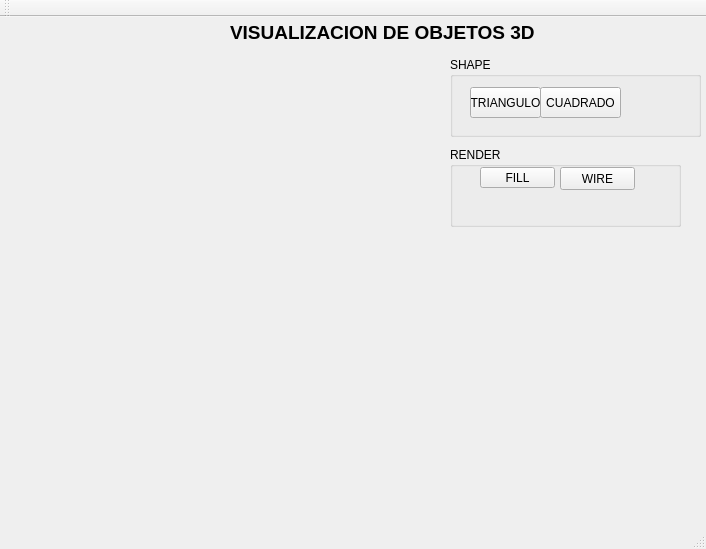
Above: ProyectoVisualizacion3D/ProyectoVisualizacion3D.ui from katriel18/ProyectoVisualizacion3D before the change. Below: the same form after it.
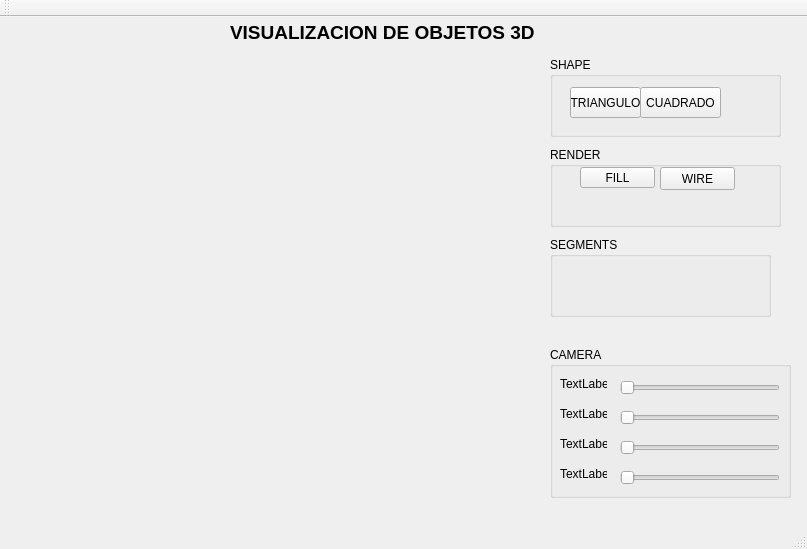
That is the form after the change.

Commit message: botones agregados

Diff of the .ui file:
```diff
--- a/ProyectoVisualizacion3D/ProyectoVisualizacion3D.ui
+++ b/ProyectoVisualizacion3D/ProyectoVisualizacion3D.ui
@@ -6,7 +6,7 @@
    <rect>
     <x>0</x>
     <y>0</y>
-    <width>706</width>
+    <width>807</width>
     <height>549</height>
    </rect>
   </property>
@@ -39,7 +39,7 @@
      <rect>
       <x>10</x>
       <y>40</y>
-      <width>431</width>
+      <width>521</width>
       <height>451</height>
      </rect>
     </property>
@@ -48,9 +48,9 @@
    <widget class="QGroupBox" name="groupBox">
     <property name="geometry">
      <rect>
-      <x>450</x>
+      <x>550</x>
       <y>40</y>
-      <width>251</width>
+      <width>231</width>
       <height>80</height>
      </rect>
     </property>
@@ -87,7 +87,7 @@
    <widget class="QGroupBox" name="groupBox_2">
     <property name="geometry">
      <rect>
-      <x>450</x>
+      <x>550</x>
       <y>130</y>
       <width>231</width>
       <height>80</height>
@@ -123,6 +123,136 @@
      </property>
     </widget>
    </widget>
+   <widget class="QGroupBox" name="groupBox_3">
+    <property name="geometry">
+     <rect>
+      <x>550</x>
+      <y>220</y>
+      <width>221</width>
+      <height>80</height>
+     </rect>
+    </property>
+    <property name="title">
+     <string>SEGMENTS</string>
+    </property>
+   </widget>
+   <widget class="QGroupBox" name="groupBox_4">
+    <property name="geometry">
+     <rect>
+      <x>550</x>
+      <y>330</y>
+      <width>241</width>
+      <height>151</height>
+     </rect>
+    </property>
+    <property name="title">
+     <string>CAMERA</string>
+    </property>
+    <widget class="QSlider" name="horizontalSlider">
+     <property name="geometry">
+      <rect>
+       <x>70</x>
+       <y>30</y>
+       <width>160</width>
+       <height>22</height>
+      </rect>
+     </property>
+     <property name="orientation">
+      <enum>Qt::Horizontal</enum>
+     </property>
+    </widget>
+    <widget class="QSlider" name="horizontalSlider_2">
+     <property name="geometry">
+      <rect>
+       <x>70</x>
+       <y>60</y>
+       <width>160</width>
+       <height>22</height>
+      </rect>
+     </property>
+     <property name="orientation">
+      <enum>Qt::Horizontal</enum>
+     </property>
+    </widget>
+    <widget class="QSlider" name="horizontalSlider_3">
+     <property name="geometry">
+      <rect>
+       <x>70</x>
+       <y>90</y>
+       <width>160</width>
+       <height>22</height>
+      </rect>
+     </property>
+     <property name="orientation">
+      <enum>Qt::Horizontal</enum>
+     </property>
+    </widget>
+    <widget class="QSlider" name="horizontalSlider_4">
+     <property name="geometry">
+      <rect>
+       <x>70</x>
+       <y>120</y>
+       <width>160</width>
+       <height>22</height>
+      </rect>
+     </property>
+     <property name="orientation">
+      <enum>Qt::Horizontal</enum>
+     </property>
+    </widget>
+    <widget class="QLabel" name="label_2">
+     <property name="geometry">
+      <rect>
+       <x>10</x>
+       <y>30</y>
+       <width>47</width>
+       <height>13</height>
+      </rect>
+     </property>
+     <property name="text">
+      <string>TextLabel</string>
+     </property>
+    </widget>
+    <widget class="QLabel" name="label_3">
+     <property name="geometry">
+      <rect>
+       <x>10</x>
+       <y>60</y>
+       <width>47</width>
+       <height>13</height>
+      </rect>
+     </property>
+     <property name="text">
+      <string>TextLabel</string>
+     </property>
+    </widget>
+    <widget class="QLabel" name="label_4">
+     <property name="geometry">
+      <rect>
+       <x>10</x>
+       <y>90</y>
+       <width>47</width>
+       <height>13</height>
+      </rect>
+     </property>
+     <property name="text">
+      <string>TextLabel</string>
+     </property>
+    </widget>
+    <widget class="QLabel" name="label_5">
+     <property name="geometry">
+      <rect>
+       <x>10</x>
+       <y>120</y>
+       <width>47</width>
+       <height>13</height>
+      </rect>
+     </property>
+     <property name="text">
+      <string>TextLabel</string>
+     </property>
+    </widget>
+   </widget>
    <zorder>groupBox</zorder>
    <zorder>groupBox_2</zorder>
    <zorder>label</zorder>
```
Left out of the diff: 4 changed lines with no effect on the pictures.
